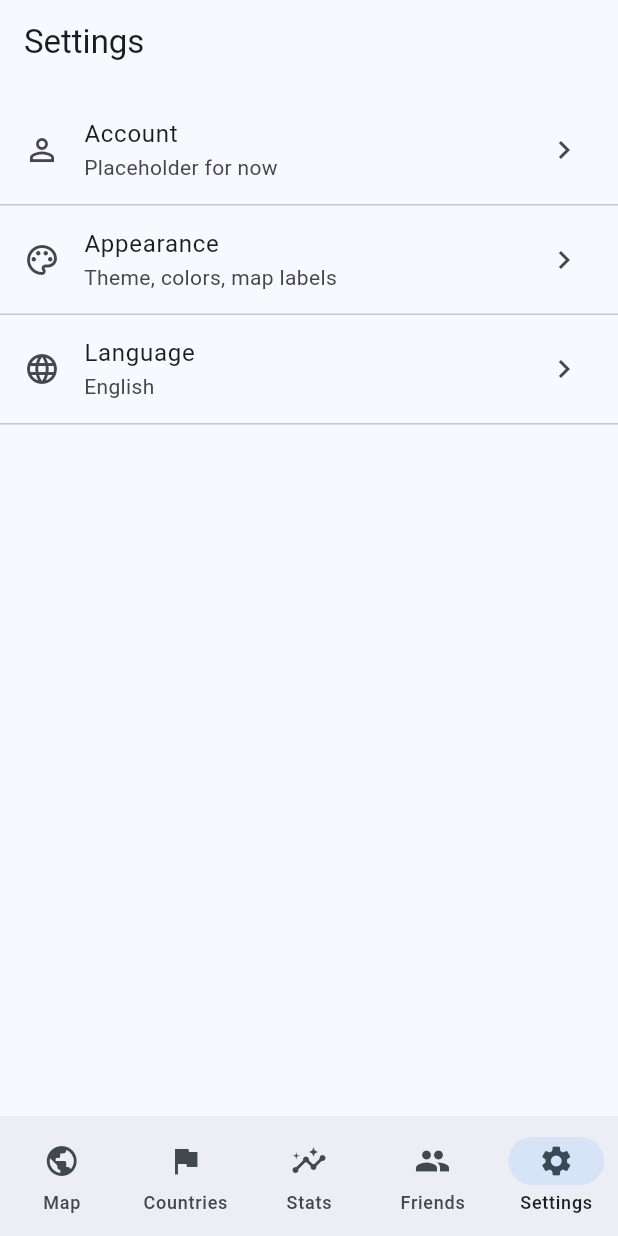
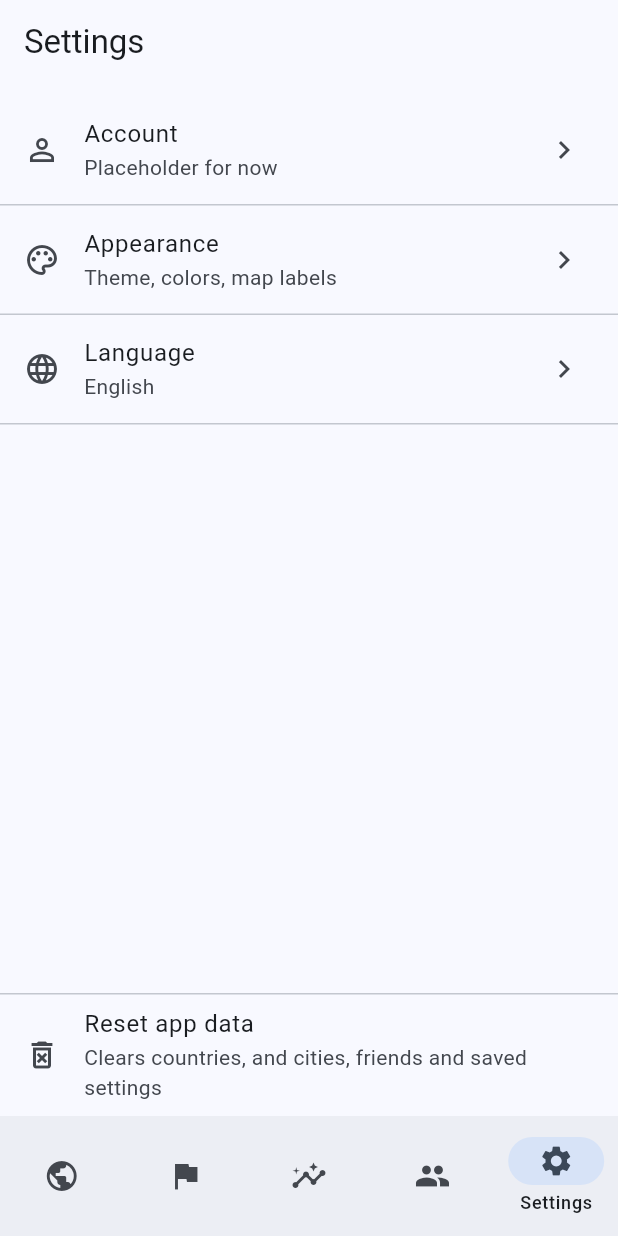
Before and after one commit to DanielRizk/BeenAround, a Flutter app: the screen it shows after launch, item 5 of the bottom bar chosen, on a phone screen of 412 x 824 dp. Run offline on Flutter 3.47's test engine with Material 3 defaults, Android fonts, the phone set to English and light mode, and no system bars; our stand-ins replace csv, path_drawing, shared_preferences.

Commit message:
Implementing persistent data on android devices (Phase 1)

```diff
--- a/lib/app/app.dart
+++ b/lib/app/app.dart
@@ -11,6 +11,7 @@ import '../shared/i18n/app_strings.dart';
 import '../shared/map/world_map_loader.dart';
 import '../shared/map/world_map_models.dart';
 import '../shared/settings/app_settings.dart';
+import '../shared/storage/local_store.dart';
 
 class BeenAroundApp extends StatelessWidget {
   const BeenAroundApp({super.key, required this.settings});
@@ -86,14 +87,32 @@ class _HomeShellState extends State<HomeShell> {
   void initState() {
     super.initState();
 
-    // ✅ Important: compute anchors BEFORE showing pages.
     _bootstrapFuture = Future.wait([
       WorldMapLoader.loadFromAssetWithAnchors('assets/maps/world.svg'),
       CitiesRepository.loadIso2ToCities('assets/cities/cities.csv'),
+      // load saved user selections
+      LocalStore.loadSelectedCountries(),
+      LocalStore.loadCitiesByCountry(),
     ]).then((list) {
       final mapData = list[0] as WorldMapData;
       final cities = list[1] as Map<String, List<String>>;
+      final savedSelected = list[2] as Set<String>;
+      final savedCitiesByCountry = list[3] as Map<String, List<String>>;
+
       _iso2ToCities = cities;
+
+      // ✅ hydrate notifiers
+      selectedCountryIds.value = savedSelected;
+      citiesByCountry.value = savedCitiesByCountry;
+
+      // ✅ start auto-saving on changes
+      selectedCountryIds.addListener(() {
+        LocalStore.saveSelectedCountries(selectedCountryIds.value);
+      });
+      citiesByCountry.addListener(() {
+        LocalStore.saveCitiesByCountry(citiesByCountry.value);
+      });
+
       return (mapData, cities);
     });
   }
@@ -103,6 +122,16 @@ class _HomeShellState extends State<HomeShell> {
     selectedCountryIds.dispose();
     citiesByCountry.dispose();
     super.dispose();
+  }
+
+  Future<void> _resetAllAppData() async {
+    // 1) clear persisted
+    await LocalStore.clearSelectionData();
+    await AppSettingsScope.of(context).resetToDefaults();
+
+    // 2) clear in-memory so UI updates immediately
+    selectedCountryIds.value = <String>{};
+    citiesByCountry.value = <String, List<String>>{};
   }
 
   @override
@@ -160,7 +189,7 @@ class _HomeShellState extends State<HomeShell> {
           ),
           const StatsPage(),
           const FriendsPage(),
-          const SettingsPage(),
+          SettingsPage(onResetAll: _resetAllAppData),
         ];
 
         return Scaffold(
@@ -168,6 +197,7 @@ class _HomeShellState extends State<HomeShell> {
           bottomNavigationBar: NavigationBar(
             selectedIndex: _index,
             onDestinationSelected: (i) => setState(() => _index = i),
+            labelBehavior: NavigationDestinationLabelBehavior.onlyShowSelected,
             destinations: [
               NavigationDestination(
                 icon: const Icon(Icons.public),
@@ -191,7 +221,6 @@ class _HomeShellState extends State<HomeShell> {
               ),
             ],
           ),
-
         );
       },
     );
--- a/lib/features/map/widgets/world_map_painter.dart
+++ b/lib/features/map/widgets/world_map_painter.dart
@@ -43,6 +43,6 @@ class WorldMapPainter extends CustomPainter {
     return old.map != map ||
         old.selectedIds != selectedIds ||
         old.controller != controller ||
-        old.selectedColor.value != selectedColor.value;
+        old.selectedColor.toARGB32() != selectedColor.toARGB32();
   }
 }
--- a/lib/features/settings/presentation/settings_page.dart
+++ b/lib/features/settings/presentation/settings_page.dart
@@ -1,18 +1,25 @@
 import 'package:flutter/material.dart';
 import '../../../shared/i18n/app_strings.dart';
+import '../../../shared/settings/app_settings.dart';
+import '../../../shared/storage/local_store.dart';
 import 'account_page.dart';
 import 'appearance_page.dart';
 import 'language_page.dart';
 
 
 class SettingsPage extends StatelessWidget {
-  const SettingsPage({super.key});
+  const SettingsPage({super.key, required this.onResetAll});
+
+  final Future<void> Function() onResetAll;
 
   @override
   Widget build(BuildContext context) {
     return Scaffold(
       appBar: AppBar(title: Text(S.t(context, 'settings_title'))),
-      body: ListView(
+      body: Column(
+        children: [
+          Expanded(
+            child: ListView(
               children: [
                 const SizedBox(height: 8),
 
@@ -54,10 +61,55 @@ class SettingsPage extends StatelessWidget {
                   },
                 ),
                 const Divider(height: 1),
-
                 const SizedBox(height: 12),
               ],
             ),
+          ),
+
+          const Divider(height: 1),
+
+          Padding(
+            padding: const EdgeInsets.only(bottom: 1),
+            child: ListTile(
+              leading: const Icon(Icons.delete_forever_outlined),
+              title: Text(S.t(context, 'reset_app_data')),
+              subtitle: Text(S.t(context, 'reset_app_data_subtitle')),
+              onTap: () async {
+                final ok = await showDialog<bool>(
+                  context: context,
+                  builder: (ctx) => AlertDialog(
+                    title: Text(S.t(context, 'reset_everything')),
+                    content: Text(
+                      S.t(context, 'reset_everything_confirm'),
+                    ),
+                    actions: [
+                      TextButton(
+                        onPressed: () => Navigator.pop(ctx, false),
+                        child: Text(S.t(context, 'cancel')),
+                      ),
+                      FilledButton(
+                        onPressed: () => Navigator.pop(ctx, true),
+                        child: Text(S.t(context, 'reset')),
+                      ),
+                    ],
+                  ),
+                );
+
+                if (ok != true) return;
+
+                await onResetAll();
+
+                // ✅ clear in-memory (so UI updates immediately)
+                // If you want this in SettingsPage, you need access to the notifiers.
+                // Easiest: do it in HomeShell (Option B below), or pass callbacks.
+                ScaffoldMessenger.of(context).showSnackBar(
+                  SnackBar(content: Text(S.t(context, 'reset_confirmation'))),
+                );
+              },
+            ),
+          ),
+        ],
+      )
     );
   }
 }
--- a/lib/main.dart
+++ b/lib/main.dart
@@ -2,7 +2,11 @@ import 'package:been_around/shared/settings/app_settings.dart';
 import 'package:flutter/material.dart';
 import 'app/app.dart';
 
-void main() {
+void main() async {
+  WidgetsFlutterBinding.ensureInitialized();
+
   final settings = AppSettingsController();
+  await settings.load(); // ✅ load persisted preferences
+
   runApp(BeenAroundApp(settings: settings));
 }
--- a/lib/shared/i18n/app_strings.dart
+++ b/lib/shared/i18n/app_strings.dart
@@ -62,6 +62,13 @@ class S {
       'settings_appearance': 'Appearance',
       'settings_appearance_sub': 'Theme, colors, map labels',
       'settings_language': 'Language',
+      'reset_app_data': 'Reset app data',
+      'reset_app_data_subtitle': 'Clears countries, and cities, friends and saved settings',
+      'reset_everything': 'Reset everything?',
+      'reset_everything_confirm': 'This will clear ALL locally saved data and return the app to defaults.',
+      'reset_confirmation': 'App data cleared.',
+
+
 
       // Appearance section
       'theme_mode': 'Theme mode',
@@ -90,6 +97,7 @@ class S {
       'cancel': 'Cancel',
       'close': 'Close',
       'done': 'Done',
+      'reset': 'Reset',
 
       // Colors
       'blue': 'Blue',
@@ -110,7 +118,7 @@ class S {
       'tab_countries': 'Länder',
       'tab_stats': 'Statistik',
       'tab_friends': 'Freunde',
-      'tab_settings': 'Einstellungen',
+      'tab_settings': 'Einst.',
 
       //===========================================
       //              Map Page
@@ -150,6 +158,11 @@ class S {
       'settings_appearance': 'Darstellung',
       'settings_appearance_sub': 'Theme, Farben, Kartenbeschriftung',
       'settings_language': 'Sprache',
+      'reset_app_data': 'Appdaten zurücksetzen',
+      'reset_app_data_subtitle': 'Löscht Länder, Städte, Freunde und gespeicherte Einstellungen',
+      'reset_everything': 'Alles zurücksetzen?',
+      'reset_everything_confirm': 'Dadurch werden ALLE lokal gespeicherten Daten gelöscht und die App auf die Standardeinstellungen zurückgesetzt.',
+      'reset_confirmation': 'App-Daten gelöscht.',
 
       // Appearance section
       'theme_mode': 'Designmodus',
@@ -178,6 +191,7 @@ class S {
       'cancel': 'Abbrechen',
       'close': 'Schließen',
       'done': 'Fertig',
+      'reset': 'Zurücksetzen',
 
       // Colors
       'blue': 'Blau',
--- a/lib/shared/settings/app_settings.dart
+++ b/lib/shared/settings/app_settings.dart
@@ -1,25 +1,20 @@
 import 'package:flutter/material.dart';
+import 'package:shared_preferences/shared_preferences.dart';
 
 /// App-wide settings (kept intentionally simple: no persistence yet).
 /// You can later persist these with SharedPreferences/Hive.
 class AppSettingsController extends ChangeNotifier {
-  ThemeMode _themeMode;
-  Color _colorSchemeSeed;
-  Color _selectedCountryColor;
-  bool _showCountryLabels;
-  Locale _locale;
+  static const _kThemeMode = 'themeMode';
+  static const _kSeedColor = 'colorSchemeSeed';
+  static const _kSelectedCountryColor = 'selectedCountryColor';
+  static const _kShowLabels = 'showCountryLabels';
+  static const _kLocale = 'locale';
 
-  AppSettingsController({
-    ThemeMode themeMode = ThemeMode.system,
-    Color colorSchemeSeed = Colors.blue,
-    Color selectedCountryColor = Colors.orange,
-    bool showCountryLabels = true,
-    Locale locale = const Locale('en'),
-  })  : _themeMode = themeMode,
-        _colorSchemeSeed = colorSchemeSeed,
-        _selectedCountryColor = selectedCountryColor,
-        _showCountryLabels = showCountryLabels,
-        _locale = locale;
+  ThemeMode _themeMode = ThemeMode.system;
+  Color _colorSchemeSeed = Colors.blue;
+  Color _selectedCountryColor = Colors.orange;
+  bool _showCountryLabels = true;
+  Locale _locale = const Locale('en');
 
   ThemeMode get themeMode => _themeMode;
   Color get colorSchemeSeed => _colorSchemeSeed;
@@ -27,33 +22,82 @@ class AppSettingsController extends ChangeNotifier {
   bool get showCountryLabels => _showCountryLabels;
   Locale get locale => _locale;
 
+  /// Call this ONCE before runApp()
+  Future<void> load() async {
+    final sp = await SharedPreferences.getInstance();
+
+    _themeMode = ThemeMode.values[sp.getInt(_kThemeMode) ?? ThemeMode.system.index];
+    _colorSchemeSeed = Color(sp.getInt(_kSeedColor) ?? Colors.blue.toARGB32());
+    _selectedCountryColor = Color(sp.getInt(_kSelectedCountryColor) ?? Colors.orange.toARGB32());
+    _showCountryLabels = sp.getBool(_kShowLabels) ?? true;
+
+    final lang = sp.getString(_kLocale);
+    if (lang != null) {
+      _locale = Locale(lang);
+    }
+
+    notifyListeners();
+  }
+
+  void _save() async {
+    final sp = await SharedPreferences.getInstance();
+    await sp.setInt(_kThemeMode, _themeMode.index);
+    await sp.setInt(_kSeedColor, _colorSchemeSeed.toARGB32());
+    await sp.setInt(_kSelectedCountryColor, _selectedCountryColor.toARGB32());
+    await sp.setBool(_kShowLabels, _showCountryLabels);
+    await sp.setString(_kLocale, _locale.languageCode);
+  }
+
   void setThemeMode(ThemeMode mode) {
     if (_themeMode == mode) return;
     _themeMode = mode;
+    _save();
     notifyListeners();
   }
 
   void setColorSchemeSeed(Color color) {
-    if (_colorSchemeSeed.value == color.value) return;
+    if (_colorSchemeSeed.toARGB32() == color.toARGB32()) return;
     _colorSchemeSeed = color;
+    _save();
     notifyListeners();
   }
 
   void setSelectedCountryColor(Color color) {
-    if (_selectedCountryColor.value == color.value) return;
+    if (_selectedCountryColor.toARGB32() == color.toARGB32()) return;
     _selectedCountryColor = color;
+    _save();
     notifyListeners();
   }
 
   void setShowCountryLabels(bool v) {
     if (_showCountryLabels == v) return;
     _showCountryLabels = v;
+    _save();
     notifyListeners();
   }
 
   void setLocale(Locale locale) {
     if (_locale == locale) return;
     _locale = locale;
+    _save();
+    notifyListeners();
+  }
+
+  Future<void> resetToDefaults() async {
+    final sp = await SharedPreferences.getInstance();
+    await sp.remove('themeMode');
+    await sp.remove('colorSchemeSeed');
+    await sp.remove('selectedCountryColor');
+    await sp.remove('showCountryLabels');
+    await sp.remove('locale');
+
+    // defaults
+    _themeMode = ThemeMode.system;
+    _colorSchemeSeed = Colors.blue;
+    _selectedCountryColor = Colors.orange;
+    _showCountryLabels = true;
+    _locale = const Locale('en');
+
     notifyListeners();
   }
 }
--- /dev/null
+++ b/lib/shared/storage/local_store.dart
@@ -0,0 +1,37 @@
+import 'dart:convert';
+import 'package:shared_preferences/shared_preferences.dart';
+
+class LocalStore {
+  static const _kSelectedCountries = 'selectedCountries';
+  static const _kCitiesByCountry = 'citiesByCountry';
+
+  static Future<void> saveSelectedCountries(Set<String> ids) async {
+    final sp = await SharedPreferences.getInstance();
+    await sp.setStringList(_kSelectedCountries, ids.toList());
+  }
+
+  static Future<Set<String>> loadSelectedCountries() async {
+    final sp = await SharedPreferences.getInstance();
+    final list = sp.getStringList(_kSelectedCountries) ?? const <String>[];
+    return list.toSet();
+  }
+
+  static Future<void> saveCitiesByCountry(Map<String, List<String>> map) async {
+    final sp = await SharedPreferences.getInstance();
+    await sp.setString(_kCitiesByCountry, jsonEncode(map));
+  }
+
+  static Future<Map<String, List<String>>> loadCitiesByCountry() async {
+    final sp = await SharedPreferences.getInstance();
+    final raw = sp.getString(_kCitiesByCountry);
+    if (raw == null || raw.isEmpty) return {};
+    final decoded = jsonDecode(raw) as Map<String, dynamic>;
+    return decoded.map((k, v) => MapEntry(k, List<String>.from(v as List)));
+  }
+
+  static Future<void> clearSelectionData() async {
+    final sp = await SharedPreferences.getInstance();
+    await sp.remove(_kSelectedCountries);
+    await sp.remove(_kCitiesByCountry);
+  }
+}
```
Also changed, not shown: lib/features/settings/presentation/appearance_page.dart (+12 -9 lines), 1 other file. Lines whose indentation alone changed are shown as unchanged.
